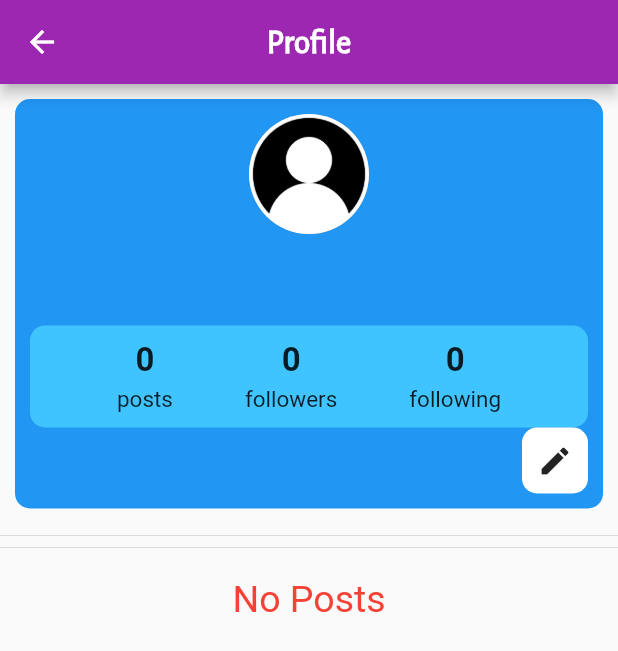
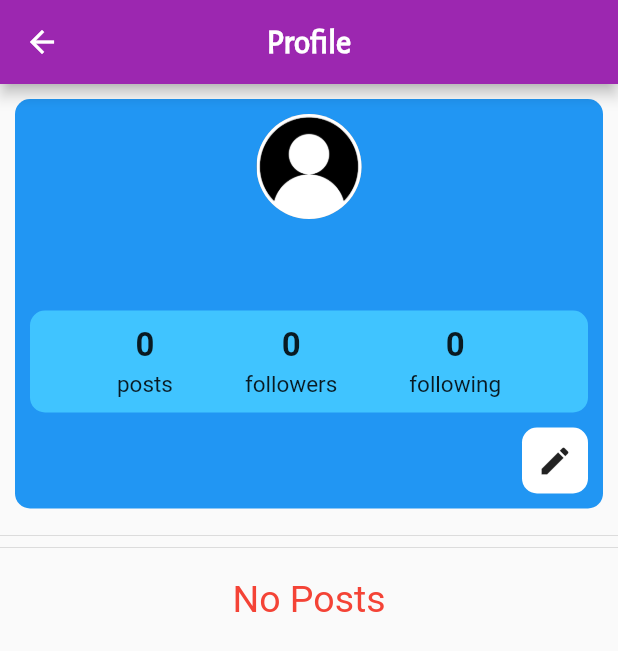
Before and after one commit to bhushankale093/Kenso, a Flutter app: the Profile screen opened directly, on a phone screen of 412 x 824 dp. Shown: the top 651 px of the screen. Run offline on Flutter 3.47's test engine with Material 2 defaults, Android fonts, the phone set to English and light mode, and no system bars; our stand-ins replace cached_network_image, cloud_firestore, eva_icons_flutter, firebase_core, firebase_storage, geolocator and 3 more; missing offline and left inert: animator, circle_bottom_navigation; accounts and stored records are empty.

Commit message:
some edits and added screenshots

```diff
--- a/lib/pages/profile.dart
+++ b/lib/pages/profile.dart
@@ -147,7 +147,9 @@ class _ProfileState extends State<Profile> {
     // viewing your own profile - should show edit profile button
     bool isProfileOwner = currentUserId == widget.profileId;
     if (isProfileOwner) {
-      return GestureDetector(
+      return Padding(
+        padding: const EdgeInsets.only(top: 10.0),
+        child: GestureDetector(
           onTap: editProfile,
           child: Container(
             decoration: BoxDecoration(
@@ -155,6 +157,7 @@ class _ProfileState extends State<Profile> {
             child: Padding(
               padding: EdgeInsets.all(10.0),
               child: Icon(Icons.edit),
+            ),
           ),
         ),
       );
@@ -260,7 +263,7 @@ class _ProfileState extends State<Profile> {
                 child: Column(
                   children: <Widget>[
                     CircleAvatar(
-                      radius: 40.0,
+                      radius: 35.0,
                       backgroundColor: Colors.grey,
                       backgroundImage: user?.photoUrl != null
                           ? NetworkImage(user?.photoUrl)
--- a/lib/reusable_widgets/post.dart
+++ b/lib/reusable_widgets/post.dart
@@ -359,8 +359,7 @@ class _PostState extends State<Post> {
       padding: EdgeInsets.symmetric(vertical: 8.0),
       child: Container(
         decoration: BoxDecoration(
-            borderRadius: BorderRadius.circular(10.0),
-            color: Colors.blue.shade600),
+            borderRadius: BorderRadius.circular(10.0), color: Colors.white70),
         child: Column(
           mainAxisSize: MainAxisSize.min,
           children: <Widget>[
```
Also changed, not shown: lib/pages/timeline.dart (+8 -1 lines), 9 other files. Lines whose indentation alone changed are shown as unchanged.
